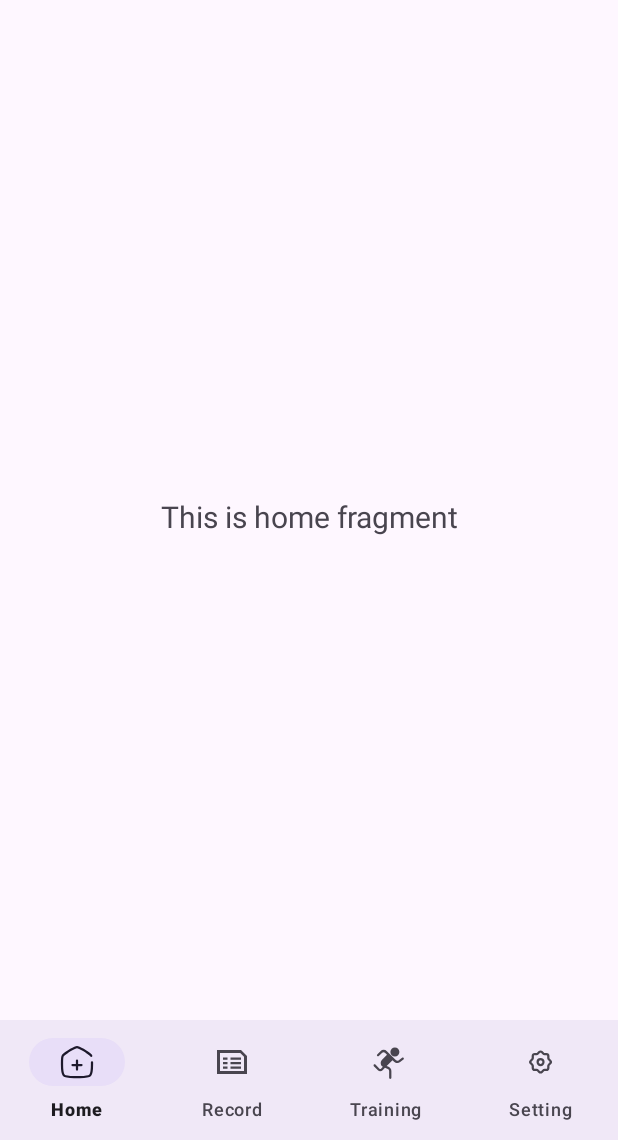
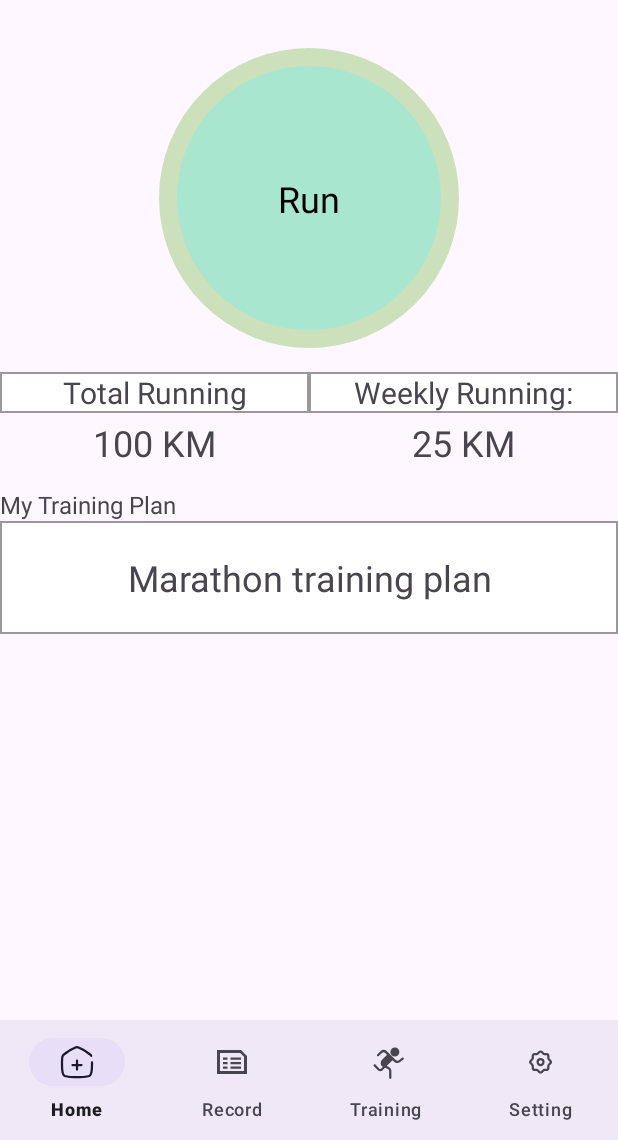
Before and after one commit to XiaoruiWang-SH/StepApp, an Android app: the screen it shows after launch (MainActivity), on a phone screen of 412 x 824 dp, the part 96-1236 px from its top. Run offline under Robolectric (Android 15) with nearby library versions, the phone set to English and light mode, and no system bars; our stand-ins replace navigation-ui; libraries missing offline, so code that uses them is left out: com.anychart, com.anychart.chart, com.anychart.charts, com.anychart.core, com.anychart.enums; 9 statements that could not run were skipped.

Commit message:
update for home page

```diff
--- a/app/src/main/res/layout/fragment_home.xml
+++ b/app/src/main/res/layout/fragment_home.xml
@@ -1,23 +1,117 @@
-<?xml version="1.0" encoding="utf-8"?>
-<androidx.constraintlayout.widget.ConstraintLayout xmlns:android="http://schemas.android.com/apk/res/android"
+<androidx.constraintlayout.widget.ConstraintLayout
+    xmlns:android="http://schemas.android.com/apk/res/android"
     xmlns:app="http://schemas.android.com/apk/res-auto"
     xmlns:tools="http://schemas.android.com/tools"
     android:layout_width="match_parent"
     android:layout_height="match_parent"
     tools:context=".ui.home.HomeFragment">
 
+    <!-- 圆形按钮 -->
+    <View
+        android:id="@+id/circleButton"
+        android:layout_width="200dp"
+        android:layout_height="200dp"
+        android:layout_marginTop="32dp"
+        android:background="@drawable/home_start"
+        app:layout_constraintTop_toTopOf="parent"
+        app:layout_constraintStart_toStartOf="parent"
+        app:layout_constraintEnd_toEndOf="parent" />
+
+    <!-- 按钮内文字 -->
     <TextView
-        android:id="@+id/text_home"
-        android:layout_width="match_parent"
+        android:id="@+id/runButtonText"
+        android:layout_width="wrap_content"
         android:layout_height="wrap_content"
-        android:layout_marginStart="8dp"
-        android:layout_marginTop="8dp"
-        android:layout_marginEnd="8dp"
-        android:textAlignment="center"
-        android:textSize="20sp"
-        app:layout_constraintBottom_toBottomOf="parent"
+        android:text="Run"
+        android:textSize="24sp"
+        android:textColor="@android:color/black"
+        app:layout_constraintTop_toTopOf="@id/circleButton"
+        app:layout_constraintBottom_toBottomOf="@id/circleButton"
+        app:layout_constraintStart_toStartOf="@id/circleButton"
+        app:layout_constraintEnd_toEndOf="@id/circleButton" />
+
+    <!-- 左右分布的统计数据容器 -->
+    <androidx.constraintlayout.widget.ConstraintLayout
+        android:id="@+id/statisticsContainer"
+        android:layout_width="0dp"
+        android:layout_height="wrap_content"
+        android:layout_marginTop="16dp"
+        app:layout_constraintTop_toBottomOf="@id/circleButton"
+        app:layout_constraintStart_toStartOf="parent"
+        app:layout_constraintEnd_toEndOf="parent">
+
+        <!-- 左侧（总距离） -->
+        <TextView
+            android:id="@+id/totalRunningTitle"
+            android:layout_width="0dp"
+            android:layout_height="wrap_content"
+            android:text="Total Running"
+            android:textSize="20sp"
+            android:gravity="center"
+            android:background="@drawable/grid_line_background"
+            app:layout_constraintTop_toTopOf="parent"
+            app:layout_constraintStart_toStartOf="parent"
+            app:layout_constraintEnd_toStartOf="@id/weeklyRunningTitle" />
+
+        <TextView
+            android:id="@+id/totalRunningValue"
+            android:layout_width="0dp"
+            android:layout_height="40dp"
+            android:text="100 KM"
+            android:textSize="24sp"
+            android:gravity="center"
+            app:layout_constraintTop_toBottomOf="@id/totalRunningTitle"
+            app:layout_constraintStart_toStartOf="parent"
+            app:layout_constraintEnd_toStartOf="@id/weeklyRunningValue" />
+
+        <!-- 右侧（每周跑步） -->
+        <TextView
+            android:id="@+id/weeklyRunningTitle"
+            android:layout_width="0dp"
+            android:layout_height="wrap_content"
+            android:text="Weekly Running:"
+            android:textSize="20sp"
+            android:gravity="center"
+            android:background="@drawable/grid_line_background"
+            app:layout_constraintTop_toTopOf="parent"
+            app:layout_constraintStart_toEndOf="@id/totalRunningTitle"
+            app:layout_constraintEnd_toEndOf="parent" />
+
+        <TextView
+            android:id="@+id/weeklyRunningValue"
+            android:layout_width="0dp"
+            android:layout_height="40dp"
+            android:text="25 KM"
+            android:textSize="24sp"
+            android:gravity="center"
+            app:layout_constraintTop_toBottomOf="@id/weeklyRunningTitle"
+            app:layout_constraintStart_toEndOf="@id/totalRunningValue"
+            app:layout_constraintEnd_toEndOf="parent" />
+    </androidx.constraintlayout.widget.ConstraintLayout>
+
+    <!-- 训练计划 -->
+    <TextView
+        android:id="@+id/trainingPlanTitle"
+        android:layout_width="0dp"
+        android:layout_height="wrap_content"
+        android:text="My Training Plan"
+        android:textSize="16sp"
+        android:layout_marginTop="10dp"
+        app:layout_constraintTop_toBottomOf="@id/statisticsContainer"
+        app:layout_constraintStart_toStartOf="parent"
         app:layout_constraintEnd_toEndOf="parent"
+        />
+
+    <TextView
+        android:id="@+id/trainingPlanValue"
+        android:layout_width="0dp"
+        android:layout_height="75dp"
+        android:gravity="center"
+        android:text="Marathon training plan"
+        android:textSize="24sp"
+        app:layout_constraintTop_toBottomOf="@id/trainingPlanTitle"
+        android:background="@drawable/grid_line_background"
         app:layout_constraintStart_toStartOf="parent"
-        app:layout_constraintTop_toTopOf="parent" />
+        app:layout_constraintEnd_toEndOf="parent" />
 
 </androidx.constraintlayout.widget.ConstraintLayout>
```
